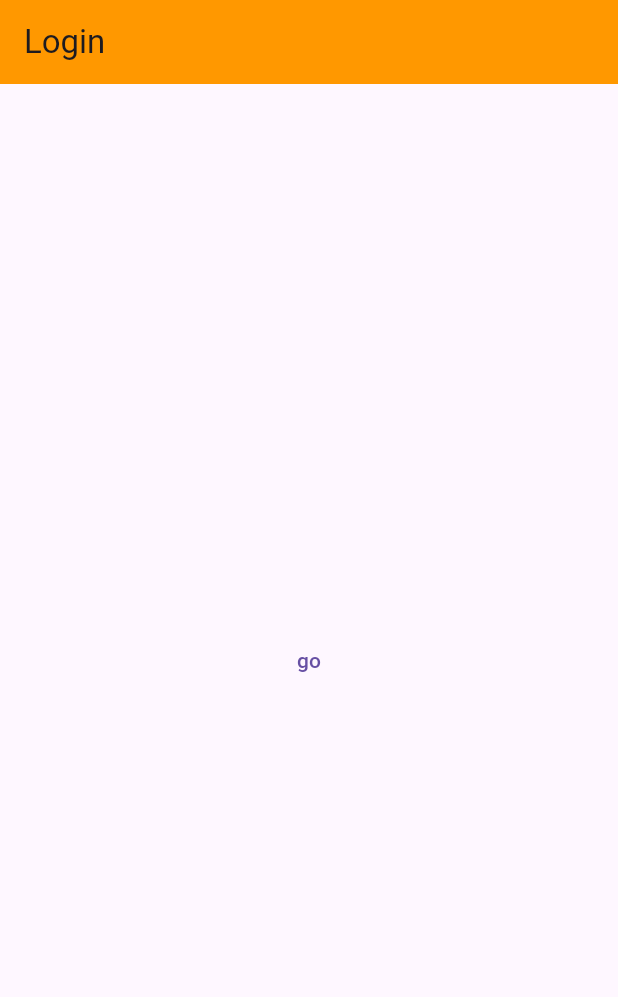
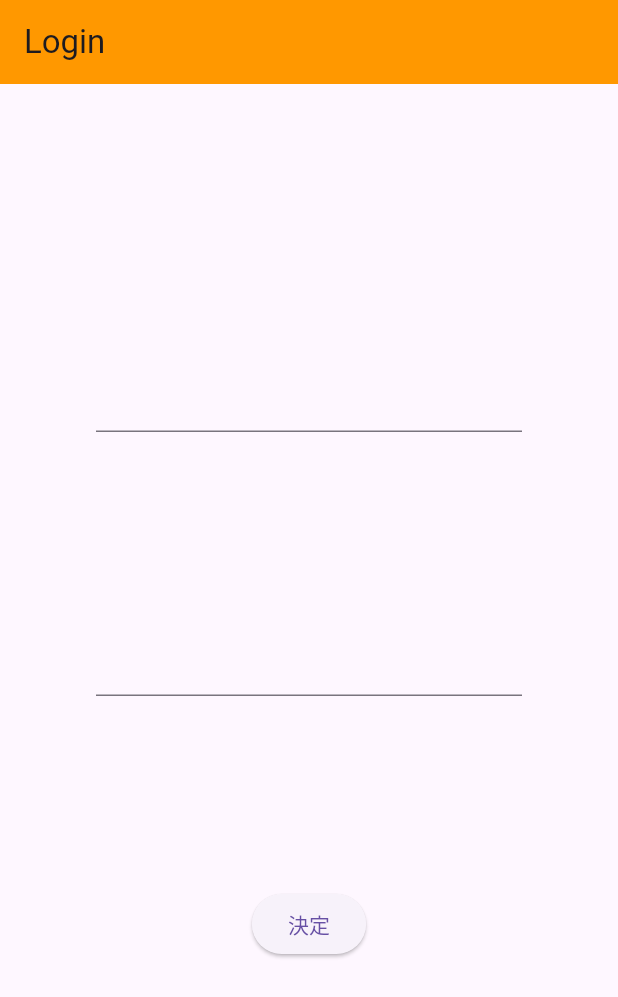
Before and after one commit to onion0904/segon_pix, a Flutter app: the screen it shows after launch, on a phone screen of 412 x 824 dp. Shown: the top 997 px of the screen. Run offline on Flutter 3.47's test engine with Material 3 defaults, Android fonts, the phone set to English and light mode, and no system bars; our stand-ins replace convex_bottom_bar, flutter_hooks, go_router.

Commit message:
create login ui.

```diff
--- a/client/lib/model/user.dart
+++ b/client/lib/model/user.dart
@@ -23,7 +23,3 @@ class User {
     this.followingList  = const <String>[],
   });
 }
-
-
-//疑問
-//生年月日ではなく年齢　年齢確認はしておいたほうが後々楽だと思う(課金要素や表示する画像によって制限をかけれる)
--- /dev/null
+++ b/client/lib/screens/commons/sign_form.dart
@@ -0,0 +1,64 @@
+import 'package:flutter/material.dart';
+import 'package:flutter_hooks/flutter_hooks.dart';
+import 'package:go_router/go_router.dart';
+
+const p = 64.0;
+const double n = p;
+
+class SignForm extends HookWidget {
+  SignForm({super.key});
+
+  final emailController = TextEditingController();
+  final passwordController = TextEditingController();
+
+  @override
+  Widget build(context) {
+    //TODO パスワードのハッシュ化
+    return Form(
+        child: Column(mainAxisAlignment: MainAxisAlignment.center, children: [
+      Padding(
+          padding: const EdgeInsets.fromLTRB(n, p, n, p),
+          child: TextFormField(
+            controller: emailController,
+            validator: emailValiator,
+          )),
+      Padding(
+          padding: const EdgeInsets.fromLTRB(n, p, n, p),
+          child: TextFormField(
+            controller: passwordController,
+            validator: passwordValiator,
+          )),
+      Padding(
+          padding: const EdgeInsets.all(p),
+          child: ElevatedButton(
+              onPressed: () {
+                //TODO サーバに送信
+
+                context.go("/hub");
+              },
+              child: const Text("決定")))
+    ]));
+  }
+}
+
+//////////////////////////////////////////////////////
+
+String? emailValiator(String? value) {
+  //TODO 正規表現によるメアドの形式チェック
+  if (value == null || value == "") {
+    return "メールアドレスを入力してください";
+  } else if (!value.contains("@")) {
+    return "有効な形式ではありません";
+  }
+  return "";
+}
+
+String? passwordValiator(String? value) {
+  //TODO 正規表現による有効な文字チェック
+  if (value == null || value == "") {
+    return "パスワードを入力してください";
+  } else if (8 <= value.length && value.length <= 32) {
+    return "8文字以上32文字以下にしてください";
+  }
+  return "";
+}
--- a/client/lib/screens/hubs/hub.dart
+++ b/client/lib/screens/hubs/hub.dart
@@ -36,6 +36,7 @@ class Hub extends HookWidget {
     final index = useState(0);
 
     return Scaffold(
+    resizeToAvoidBottomInset: false,
       appBar: AppBar(
         title: const Center(
           child: Text("\$eg0n", style: TextStyle(color: Colors.white)),
--- a/client/lib/screens/logins/logins.dart
+++ b/client/lib/screens/logins/logins.dart
@@ -22,6 +22,7 @@ class Logins extends HookWidget {
     ];
 
     return Scaffold(
+      resizeToAvoidBottomInset: false,
       appBar: AppBar(
         title: const Text("Login"),
         backgroundColor: Colors.orange,
--- a/client/lib/screens/logins/splash.dart
+++ b/client/lib/screens/logins/splash.dart
@@ -1,16 +1,12 @@
 import 'package:flutter/material.dart';
 import 'package:go_router/go_router.dart';
+import '../commons/sign_form.dart';
 
 class Splash extends StatelessWidget {
   const Splash({super.key});
 
   @override
   Widget build(context) {
-    return TextButton(
-        child: const Text("go"),
-        onPressed: () {
-          context.go("/hub");
-        }
-    );
+    return Center(child: SignForm());
   }
 }
```
Also changed, not shown: client/lib/screens/logins/sign_in.dart (+10 -4 lines), client/lib/screens/logins/sign_up.dart (+9 -5 lines).
